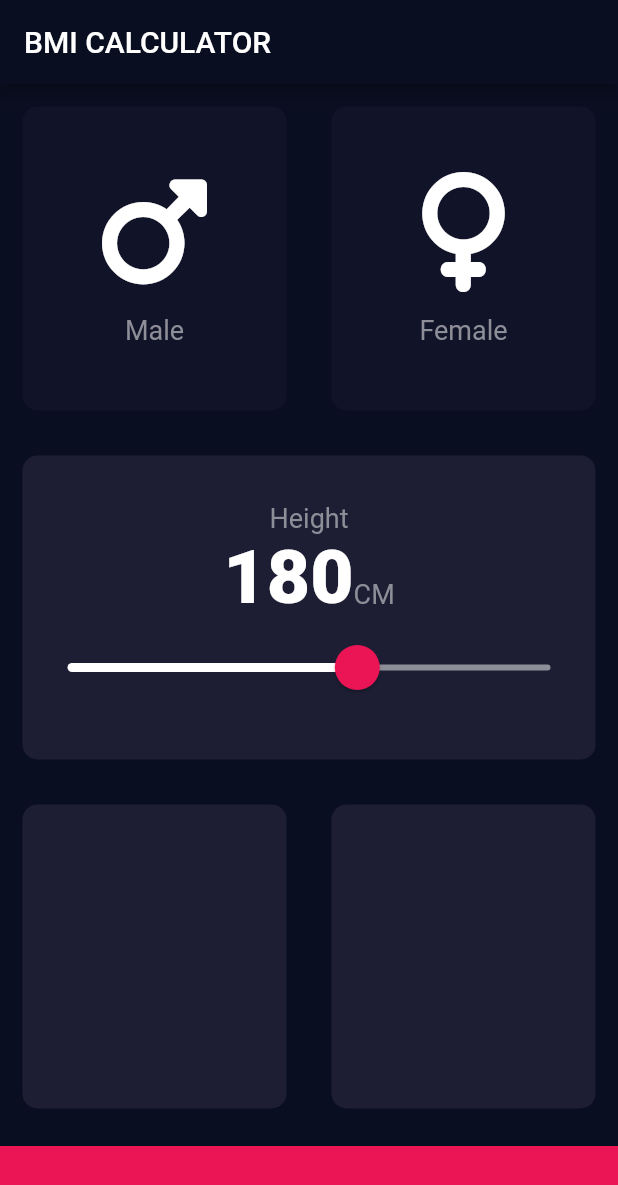
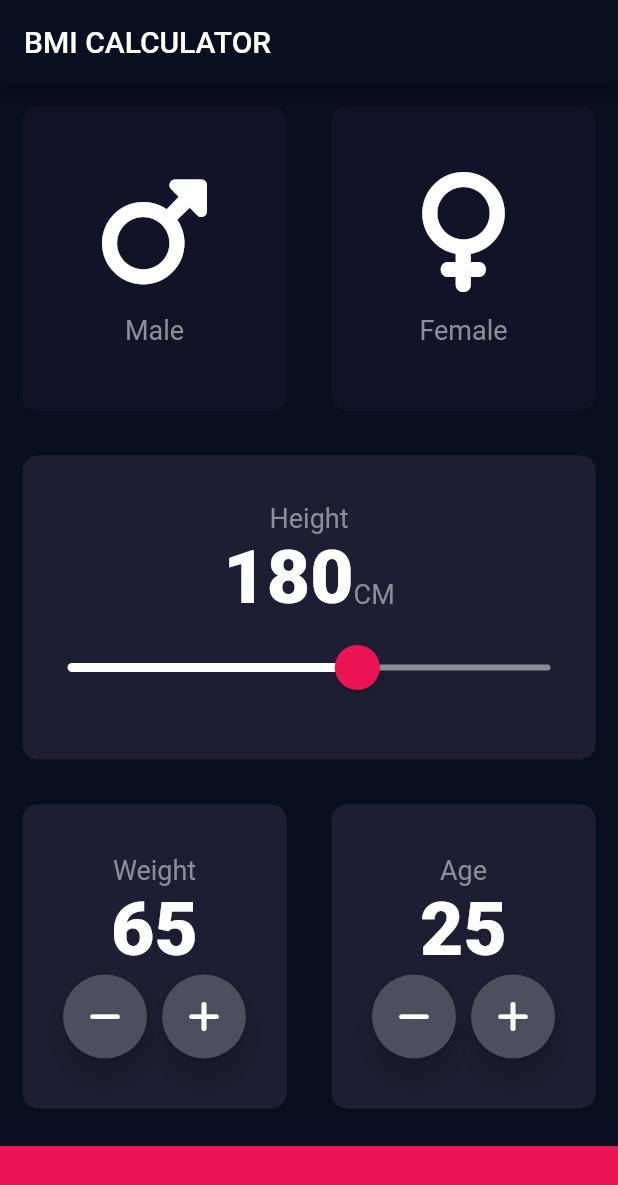
Before and after one commit to Vetrivelkv/bmi_flutter, a Flutter app: the screen it shows after launch, on a phone screen of 412 x 824 dp. Shown: the top 1185 px of the screen. Run offline on Flutter 3.47's test engine with Material 2 defaults, Android fonts, the phone set to English and light mode, and no system bars; our stand-ins replace font_awesome_flutter.

Commit message:
age and weight RoundIconButton

```diff
--- a/lib/input_page.dart
+++ b/lib/input_page.dart
@@ -14,6 +14,8 @@ class InputPage extends StatefulWidget {
 class _InputPageState extends State<InputPage> {
   Gender selectedGender = Gender.none;
   int height = 180;
+  int weight = 65;
+  int age = 25;
 
   @override
   Widget build(BuildContext context) {
@@ -75,25 +77,25 @@ class _InputPageState extends State<InputPage> {
                           style: knumberTextStyle,
                         ),
                         Text('CM', style: klabelTextStyle),
-
                       ],
                     ),
                     SliderTheme(
-                      data:SliderTheme.of(context).copyWith(
-                        thumbColor: Color(0xFFEB1555),
-                        inactiveTrackColor:Color(0xFF8D8E98) ,
-                        overlayColor: Color(0x29EB1555),
-                        thumbShape: RoundSliderThumbShape(enabledThumbRadius: 15.0),
-                        overlayShape: RoundSliderOverlayShape(overlayRadius: 30.0),
-                        activeTrackColor: Colors.white
-                      ) ,
+                      data: SliderTheme.of(context).copyWith(
+                          thumbColor: Color(0xFFEB1555),
+                          inactiveTrackColor: Color(0xFF8D8E98),
+                          overlayColor: Color(0x29EB1555),
+                          thumbShape:
+                              RoundSliderThumbShape(enabledThumbRadius: 15.0),
+                          overlayShape:
+                              RoundSliderOverlayShape(overlayRadius: 30.0),
+                          activeTrackColor: Colors.white),
                       child: Slider(
                         value: height.toDouble(),
                         min: 120.0,
                         max: 220.0,
                         onChanged: (double newValue) {
                           setState(() {
-                            height=newValue.toInt();
+                            height = newValue.toInt();
                           });
                         },
                       ),
@@ -108,13 +110,79 @@ class _InputPageState extends State<InputPage> {
                 Expanded(
                   child: Reusable_Card(
                     colour: kactiveCardColor,
-                    cardChild: Column(),
+                    cardChild: Column(
+                      mainAxisAlignment: MainAxisAlignment.center,
+                      children: [
+                        Text(
+                          'Weight',
+                          style: klabelTextStyle,
+                        ),
+                        Text(weight.toString(), style: knumberTextStyle),
+                        Row(
+                          mainAxisAlignment: MainAxisAlignment.center,
+                          children: [
+                            RoundIconButton(
+                              icon: FontAwesomeIcons.minus,
+                              onPress: () {
+                                setState(() {
+                                  weight -= 1;
+                                });
+                              },
+                            ),
+                            SizedBox(
+                              width: 10,
+                            ),
+                            RoundIconButton(
+                              icon: FontAwesomeIcons.plus,
+                              onPress: () {
+                                setState(() {
+                                  weight += 1;
+                                });
+                              },
+                            ),
+                          ],
+                        )
+                      ],
+                    ),
                   ),
                 ),
                 Expanded(
                   child: Reusable_Card(
                     colour: kactiveCardColor,
-                    cardChild: Column(),
+                    cardChild: Column(
+                      mainAxisAlignment: MainAxisAlignment.center,
+                      children: [
+                        Text(
+                          'Age',
+                          style: klabelTextStyle,
+                        ),
+                        Text(age.toString(), style: knumberTextStyle),
+                        Row(
+                          mainAxisAlignment: MainAxisAlignment.center,
+                          children: [
+                            RoundIconButton(
+                              icon: FontAwesomeIcons.minus,
+                              onPress: () {
+                                setState(() {
+                                  age -= 1;
+                                });
+                              },
+                            ),
+                            SizedBox(
+                              width: 10,
+                            ),
+                            RoundIconButton(
+                              icon: FontAwesomeIcons.plus,
+                              onPress: () {
+                                setState(() {
+                                  age += 1;
+                                });
+                              },
+                            ),
+                          ],
+                        )
+                      ],
+                    ),
                   ),
                 ),
               ],
@@ -129,3 +197,22 @@ class _InputPageState extends State<InputPage> {
         ));
   }
 }
+
+class RoundIconButton extends StatelessWidget {
+  const RoundIconButton({this.icon, this.onPress});
+
+  final IconData? icon;
+  final void Function()? onPress;
+
+  @override
+  Widget build(BuildContext context) {
+    return RawMaterialButton(
+      child: Icon(icon),
+      constraints: BoxConstraints.tightFor(width: 56.0, height: 56.0),
+      onPressed: onPress,
+      elevation: 6.0,
+      shape: CircleBorder(),
+      fillColor: Color(0xFF4C4F5E),
+    );
+  }
+}
```
